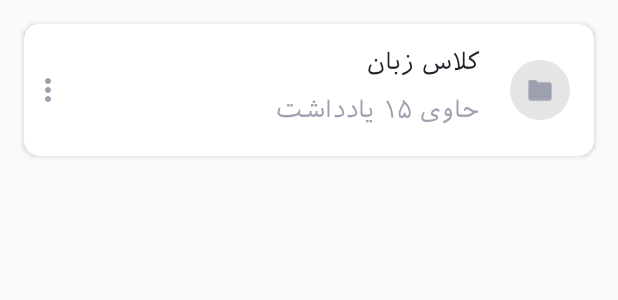
After one commit to Mohsenataei/Note-Taking-App, an Android app: the layout list_row_item.xml on its own in the app's theme, with its tools: preview values and no code run, on a phone screen of 412 x 824 dp. The commit adds this screen. Shown: the top 300 px of the screen. Run offline under Robolectric (Android 15) with nearby library versions, the phone set to English and light mode, and no system bars.

Commit message:
mediator live data added to merge notes and folders

```diff
--- a/app/src/main/java/com/cafe/noteapp/ui/home/list/HomeListFragment.kt
+++ b/app/src/main/java/com/cafe/noteapp/ui/home/list/HomeListFragment.kt
@@ -19,7 +19,9 @@ class HomeListFragment : BaseFragment<HomeListViewModel, FragmentHomeListBinding
 
     override fun onViewInitialized(binding: FragmentHomeListBinding) {
         super.onViewInitialized(binding)
-        initView();
+        initView()
+        binding.viewModel = viewModel
+
     }
 
     private fun initView() {
@@ -29,7 +31,7 @@ class HomeListFragment : BaseFragment<HomeListViewModel, FragmentHomeListBinding
     }
 
     private fun addFolderDialog() {
-        val newFolderDialog: NewFolderDialog = NewFolderDialog(
+        val newFolderDialog = NewFolderDialog(
             onConfirm = {
                 viewModel.insertNewFolder(it)
             },
--- a/app/src/main/java/com/cafe/noteapp/ui/home/list/NoteItem.kt
+++ b/app/src/main/java/com/cafe/noteapp/ui/home/list/NoteItem.kt
@@ -2,5 +2,6 @@ package com.cafe.noteapp.ui.home.list
 
 data class NoteItem(
     val content: String,
-    val folderName: String
+    val title: String,
+    val created_data: String
 )
--- a/app/src/main/res/layout/fragment_home_list.xml
+++ b/app/src/main/res/layout/fragment_home_list.xml
@@ -8,6 +8,10 @@
         <variable
             name="viewModel"
             type="com.cafe.noteapp.ui.home.list.HomeListViewModel" />
+
+        <variable
+            name="adapter"
+            type="" />
     </data>
 
     <androidx.constraintlayout.widget.ConstraintLayout
@@ -27,7 +31,7 @@
             android:layout_height="0dp"
             app:layout_constraintBottom_toBottomOf="parent"
             app:layout_constraintTop_toBottomOf="@id/notesTitle"
-            tools:listitem="@layout/note_row_item" />
+            tools:listitem="@layout/list_row_item" />
 
         <ImageView
             android:id="@+id/plusBtn"
--- /dev/null
+++ b/app/src/main/res/layout/list_row_item.xml
@@ -0,0 +1,68 @@
+<?xml version="1.0" encoding="utf-8"?>
+
+<layout xmlns:android="http://schemas.android.com/apk/res/android"
+    xmlns:app="http://schemas.android.com/apk/res-auto"
+    xmlns:tools="http://schemas.android.com/tools">
+
+    <data>
+
+        <variable
+            name="item"
+            type="com.cafe.noteapp.ui.home.list.ListItem" />
+    </data>
+
+    <androidx.cardview.widget.CardView
+        android:layout_width="match_parent"
+        android:layout_height="wrap_content"
+        android:layout_margin="@dimen/margin_x_middle"
+        app:cardCornerRadius="@dimen/radius_x_small">
+
+        <androidx.constraintlayout.widget.ConstraintLayout
+            android:layout_width="match_parent"
+            android:layout_height="wrap_content">
+
+            <ImageView
+                android:id="@+id/icon"
+                android:layout_width="40dp"
+                android:layout_height="40dp"
+                android:layout_margin="@dimen/margin_x_middle"
+                android:background="@drawable/circle_light_pink_bg"
+                android:padding="12dp"
+                android:src="@drawable/ic_folder"
+                app:layout_constraintBottom_toBottomOf="parent"
+                app:layout_constraintEnd_toEndOf="parent"
+                app:layout_constraintTop_toTopOf="parent" />
+
+            <TextView
+                android:id="@+id/title"
+                style="@style/AppTheme.TextView.RowTitle"
+                android:layout_width="0dp"
+                android:layout_height="wrap_content"
+                app:layout_constraintEnd_toStartOf="@id/icon"
+                app:layout_constraintStart_toEndOf="@id/moreOptions"
+                app:layout_constraintTop_toTopOf="parent"
+                tools:text="کلاس زبان" />
+
+            <TextView
+                android:id="@+id/description"
+                style="@style/AppTheme.TextView.Description"
+                android:layout_width="0dp"
+                android:layout_height="wrap_content"
+                app:layout_constraintBottom_toBottomOf="parent"
+                app:layout_constraintEnd_toStartOf="@id/icon"
+                app:layout_constraintStart_toEndOf="@id/moreOptions"
+                app:layout_constraintTop_toBottomOf="@id/title"
+                tools:text="حاوی ۱۵ یادداشت" />
+
+            <ImageView
+                android:id="@+id/moreOptions"
+                android:layout_width="wrap_content"
+                android:layout_height="wrap_content"
+                android:padding="@dimen/padding_middle"
+                android:src="@drawable/ic_more"
+                app:layout_constraintBottom_toBottomOf="parent"
+                app:layout_constraintStart_toStartOf="parent"
+                app:layout_constraintTop_toTopOf="parent" />
+        </androidx.constraintlayout.widget.ConstraintLayout>
+    </androidx.cardview.widget.CardView>
+</layout>
--- a/data/src/main/java/com/cafe/data/source/db/dao/FolderDao.kt
+++ b/data/src/main/java/com/cafe/data/source/db/dao/FolderDao.kt
@@ -7,7 +7,7 @@ import com.cafe.data.source.db.model.Note
 @Dao
 interface FolderDao {
     @Query("SELECT * FROM folder")
-    suspend fun getNotes(): List<Folder>
+    suspend fun getAllFolders(): List<Folder>
 
     @Query("SELECT * FROM folder WHERE  `index` = :index")
     suspend fun getNoteById(index: Long): Folder
--- a/data/src/main/java/com/cafe/data/source/db/model/Note.kt
+++ b/data/src/main/java/com/cafe/data/source/db/model/Note.kt
@@ -20,5 +20,6 @@ data class Note(
     @ColumnInfo(name = "creation_date")
     val creationDate: String,
     val contents: String,
+    val title: String,
     val folderId: Long
 )
--- a/data/src/main/java/com/cafe/data/source/repository/notes/NoteRepository.kt
+++ b/data/src/main/java/com/cafe/data/source/repository/notes/NoteRepository.kt
@@ -38,4 +38,8 @@ class NoteRepository @Inject constructor(
     suspend fun insertNewFolder(folder: Folder): Either<Error, Long> {
         return safeCall { folderDao.insertOrUpdate(folder) }
     }
+
+    suspend fun getAllFolders(): Either<Error, List<Folder>> {
+        return safeCall { folderDao.getAllFolders() }
+    }
 }
```
Also changed, not shown: app/src/main/java/com/cafe/noteapp/ui/home/list/HomeListViewModel.kt (+72 -5 lines), app/src/main/java/com/cafe/noteapp/ui/home/list/ListItem.kt (added, +8 -0 lines), app/src/main/java/com/cafe/noteapp/ui/home/list/adapter/BaseAdapter.kt (added, +108 -0 lines), app/src/main/java/com/cafe/noteapp/ui/home/list/adapter/BaseViewHolder.kt (added, +36 -0 lines), app/src/main/res/layout/note_row_item.xml (deleted, +0 -58 lines).
